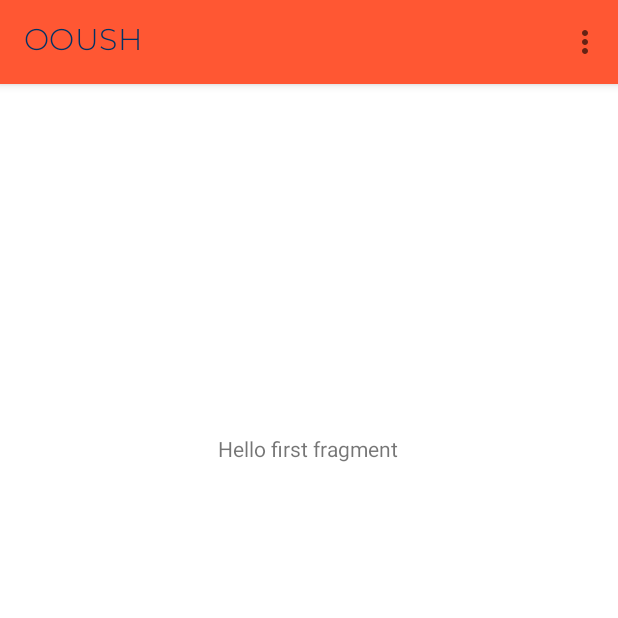
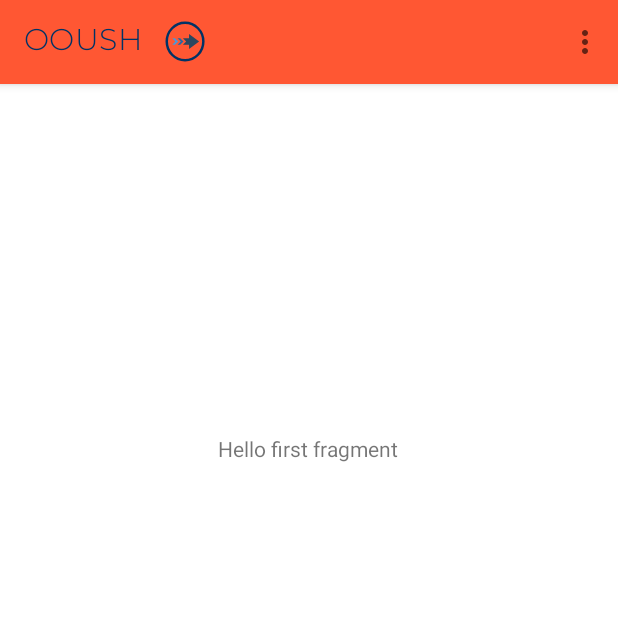
Before and after one commit to OoushFitness/ooush-android-app, an Android app: the screen it shows after launch (MainActivity), on a phone screen of 412 x 824 dp, the top half of it. Run offline under Robolectric (Android 15) with nearby library versions, the phone set to English and light mode, and no system bars; our stand-ins replace navigation-ui; Roboto replaces fonts that are not available here.

Commit message:
commit git changes

```diff
--- a/app/src/main/res/layout/activity_main.xml
+++ b/app/src/main/res/layout/activity_main.xml
@@ -19,6 +19,12 @@
                 android:theme="@style/Theme.OoushFitness.AppBarOverlay"
                 android:layout_height="match_parent"
                 app:titleTextColor="@color/ooush_highlight_text">
+            <RelativeLayout android:layout_width="50dp" android:layout_height="match_parent">
+                <ImageView
+                        android:layout_width="50dp"
+                        android:layout_height="50dp" app:srcCompat="@drawable/ooush_logo"
+                        android:id="@+id/imageView"/>
+            </RelativeLayout>
         </androidx.appcompat.widget.Toolbar>
 
     </com.google.android.material.appbar.AppBarLayout>
```
Also changed, not shown: 540 other files.
